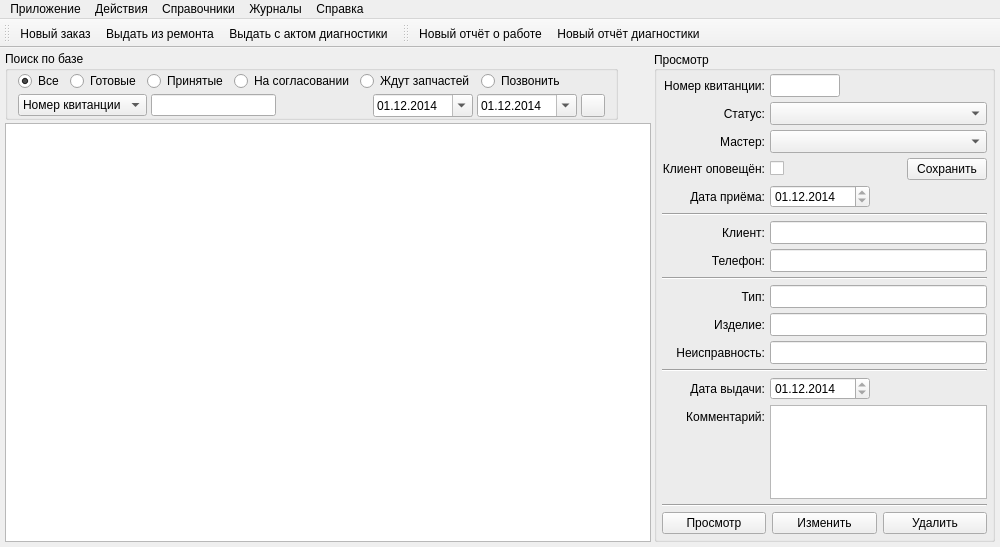
First picture: the form in RepairCenter/mainwindow.ui, repository Feo-d-oR/YARC, before the edit.
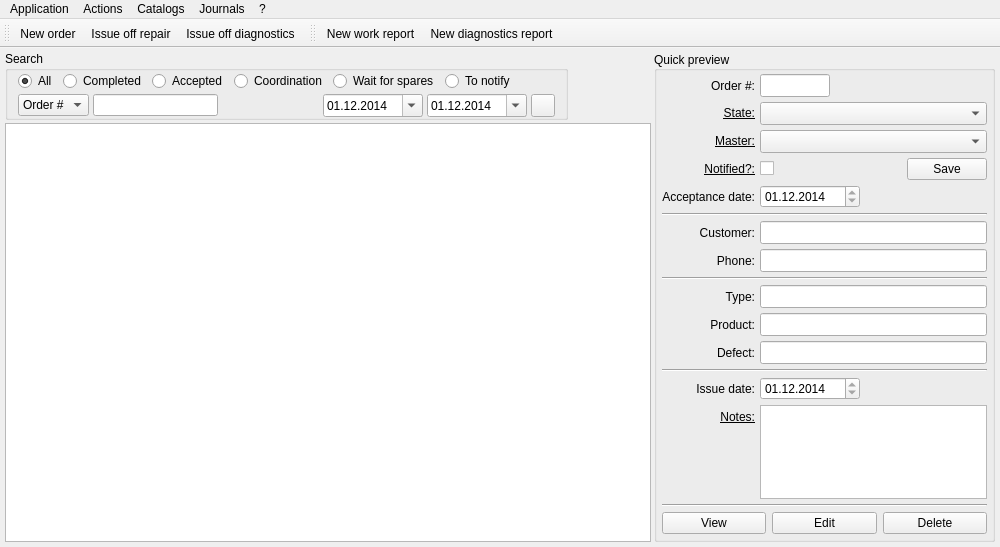
Second picture: the form after the edit. Icons and pictures are not drawn.

Diff of the .ui file:
```diff
--- a/RepairCenter/mainwindow.ui
+++ b/RepairCenter/mainwindow.ui
@@ -78,7 +78,7 @@
     <item row="0" column="0" alignment="Qt::AlignLeft">
      <widget class="QGroupBox" name="gbfilters">
       <property name="title">
-       <string>Поиск по базе</string>
+       <string>Search</string>
       </property>
       <property name="flat">
        <bool>false</bool>
@@ -134,7 +134,7 @@
             </size>
            </property>
            <property name="text">
-            <string>Все</string>
+            <string>All</string>
            </property>
            <property name="checked">
             <bool>true</bool>
@@ -156,7 +156,7 @@
             </size>
            </property>
            <property name="text">
-            <string>Готовые</string>
+            <string>Completed</string>
            </property>
           </widget>
          </item>
@@ -175,7 +175,7 @@
             </size>
            </property>
            <property name="text">
-            <string>Принятые</string>
+            <string>Accepted</string>
            </property>
           </widget>
          </item>
@@ -194,7 +194,7 @@
             </size>
            </property>
            <property name="text">
-            <string>На согласовании</string>
+            <string>Coordination</string>
            </property>
           </widget>
          </item>
@@ -213,7 +213,7 @@
             </size>
            </property>
            <property name="text">
-            <string>Ждут запчастей</string>
+            <string>Wait for spares</string>
            </property>
           </widget>
          </item>
@@ -226,7 +226,7 @@
             </size>
            </property>
            <property name="text">
-            <string>Позвонить</string>
+            <string>To notify</string>
            </property>
           </widget>
          </item>
@@ -272,7 +272,7 @@
            </property>
            <item>
             <property name="text">
-             <string>Номер квитанции</string>
+             <string>Order #</string>
             </property>
            </item>
            <item>
@@ -438,7 +438,7 @@
        </size>
       </property>
       <property name="title">
-       <string>Просмотр</string>
+       <string>Quick preview</string>
       </property>
       <property name="alignment">
        <set>Qt::AlignLeading|Qt::AlignLeft|Qt::AlignVCenter</set>
@@ -477,7 +477,7 @@
           </size>
          </property>
          <property name="text">
-          <string>Номер квитанции:</string>
+          <string>Order #:</string>
          </property>
          <property name="alignment">
           <set>Qt::AlignRight|Qt::AlignTrailing|Qt::AlignVCenter</set>
@@ -493,7 +493,7 @@
           </size>
          </property>
          <property name="text">
-          <string>Статус:</string>
+          <string>&lt;html&gt;&lt;head/&gt;&lt;body&gt;&lt;p&gt;&lt;span style=&quot; text-decoration: underline;&quot;&gt;State:&lt;/span&gt;&lt;/p&gt;&lt;/body&gt;&lt;/html&gt;</string>
          </property>
          <property name="alignment">
           <set>Qt::AlignRight|Qt::AlignTrailing|Qt::AlignVCenter</set>
@@ -540,7 +540,7 @@
           </size>
          </property>
          <property name="text">
-          <string>Мастер:</string>
+          <string>&lt;html&gt;&lt;head/&gt;&lt;body&gt;&lt;p&gt;&lt;span style=&quot; text-decoration: underline;&quot;&gt;Master:&lt;/span&gt;&lt;/p&gt;&lt;/body&gt;&lt;/html&gt;</string>
          </property>
          <property name="alignment">
           <set>Qt::AlignRight|Qt::AlignTrailing|Qt::AlignVCenter</set>
@@ -575,7 +575,7 @@
           </size>
          </property>
          <property name="text">
-          <string>Клиент оповещён:</string>
+          <string>&lt;html&gt;&lt;head/&gt;&lt;body&gt;&lt;p&gt;&lt;span style=&quot; text-decoration: underline;&quot;&gt;Notified?:&lt;/span&gt;&lt;/p&gt;&lt;/body&gt;&lt;/html&gt;</string>
          </property>
          <property name="alignment">
           <set>Qt::AlignRight|Qt::AlignTrailing|Qt::AlignVCenter</set>
@@ -591,7 +591,7 @@
           </size>
          </property>
          <property name="text">
-          <string>Дата приёма:</string>
+          <string>Acceptance date:</string>
          </property>
          <property name="alignment">
           <set>Qt::AlignRight|Qt::AlignTrailing|Qt::AlignVCenter</set>
@@ -659,7 +659,7 @@
           </size>
          </property>
          <property name="text">
-          <string>Клиент:</string>
+          <string>Customer:</string>
          </property>
          <property name="alignment">
           <set>Qt::AlignRight|Qt::AlignTrailing|Qt::AlignVCenter</set>
@@ -691,7 +691,7 @@
           </size>
          </property>
          <property name="text">
-          <string>Телефон:</string>
+          <string>Phone:</string>
          </property>
          <property name="alignment">
           <set>Qt::AlignRight|Qt::AlignTrailing|Qt::AlignVCenter</set>
@@ -730,7 +730,7 @@
           </size>
          </property>
          <property name="text">
-          <string>Тип:</string>
+          <string>Type:</string>
          </property>
          <property name="alignment">
           <set>Qt::AlignRight|Qt::AlignTrailing|Qt::AlignVCenter</set>
@@ -765,7 +765,7 @@
           </size>
          </property>
          <property name="text">
-          <string>Изделие:</string>
+          <string>Product:</string>
          </property>
          <property name="alignment">
           <set>Qt::AlignRight|Qt::AlignTrailing|Qt::AlignVCenter</set>
@@ -800,7 +800,7 @@
           </size>
          </property>
          <property name="text">
-          <string>Неисправность:</string>
+          <string>Defect:</string>
          </property>
          <property name="alignment">
           <set>Qt::AlignRight|Qt::AlignTrailing|Qt::AlignVCenter</set>
@@ -848,7 +848,7 @@
           </size>
          </property>
          <property name="text">
-          <string>Дата выдачи:</string>
+          <string>Issue date:</string>
          </property>
          <property name="alignment">
           <set>Qt::AlignRight|Qt::AlignTrailing|Qt::AlignVCenter</set>
@@ -909,7 +909,7 @@
           </size>
          </property>
          <property name="text">
-          <string>Комментарий:</string>
+          <string>&lt;html&gt;&lt;head/&gt;&lt;body&gt;&lt;p&gt;&lt;span style=&quot; text-decoration: underline;&quot;&gt;Notes:&lt;/span&gt;&lt;/p&gt;&lt;/body&gt;&lt;/html&gt;</string>
          </property>
          <property name="alignment">
           <set>Qt::AlignRight|Qt::AlignTrailing|Qt::AlignVCenter</set>
@@ -950,7 +950,7 @@
          <item>
           <widget class="QPushButton" name="bView">
            <property name="text">
-            <string>Просмотр</string>
+            <string>View</string>
            </property>
            <property name="icon">
             <iconset resource="Icons.qrc">
@@ -961,7 +961,7 @@
          <item>
           <widget class="QPushButton" name="bEdit">
            <property name="text">
-            <string>Изменить</string>
+            <string>Edit</string>
            </property>
            <property name="icon">
             <iconset resource="Icons.qrc">
@@ -972,7 +972,7 @@
          <item>
           <widget class="QPushButton" name="bDelete">
            <property name="text">
-            <string>Удалить</string>
+            <string>Delete</string>
            </property>
            <property name="icon">
             <iconset>
@@ -1011,7 +1011,7 @@
          <item>
           <widget class="QPushButton" name="bSubmit">
            <property name="text">
-            <string>Сохранить</string>
+            <string>Save</string>
            </property>
            <property name="icon">
             <iconset>
@@ -1088,7 +1088,7 @@
    </property>
    <widget class="QMenu" name="app">
     <property name="title">
-     <string>Приложение</string>
+     <string>Application</string>
     </property>
     <addaction name="mInit"/>
     <addaction name="separator"/>
@@ -1098,7 +1098,7 @@
    </widget>
    <widget class="QMenu" name="actions">
     <property name="title">
-     <string>Действия</string>
+     <string>Actions</string>
     </property>
     <addaction name="mNewOrder"/>
     <addaction name="mGiveOrder"/>
@@ -1112,7 +1112,7 @@
    </widget>
    <widget class="QMenu" name="help">
     <property name="title">
-     <string>Справка</string>
+     <string>?</string>
     </property>
     <addaction name="separator"/>
     <addaction name="mHelp"/>
@@ -1121,7 +1121,7 @@
    </widget>
    <widget class="QMenu" name="catalogs">
     <property name="title">
-     <string>Справочники</string>
+     <string>Catalogs</string>
     </property>
     <addaction name="mCustomers"/>
     <addaction name="mEmployees"/>
@@ -1133,7 +1133,7 @@
    </widget>
    <widget class="QMenu" name="journals">
     <property name="title">
-     <string>Журналы</string>
+     <string>Journals</string>
     </property>
     <addaction name="mJrnWorkReports"/>
     <addaction name="mJrnDiagReports"/>
@@ -1197,7 +1197,7 @@
     </iconset>
    </property>
    <property name="text">
-    <string>Новый заказ</string>
+    <string>New order</string>
    </property>
    <property name="shortcut">
     <string>Ctrl+N</string>
@@ -1324,7 +1324,7 @@
      <normaloff>:/icons/icons/report_hammer_add.png</normaloff>:/icons/icons/report_hammer_add.png</iconset>
    </property>
    <property name="text">
-    <string>Новый отчёт о работе</string>
+    <string>New work report</string>
    </property>
    <property name="shortcut">
     <string>Shift+W</string>
@@ -1339,7 +1339,7 @@
      <normaloff>:/icons/icons/report_magnify_add.png</normaloff>:/icons/icons/report_magnify_add.png</iconset>
    </property>
    <property name="text">
-    <string>Новый отчёт диагностики</string>
+    <string>New diagnostics report</string>
    </property>
    <property name="shortcut">
     <string>Shift+D</string>
@@ -1351,7 +1351,7 @@
      <normaloff>:/icons/icons/page_hammer_go.png</normaloff>:/icons/icons/page_hammer_go.png</iconset>
    </property>
    <property name="text">
-    <string>Выдать из ремонта</string>
+    <string>Issue off repair</string>
    </property>
    <property name="shortcut">
     <string>Ctrl+G</string>
@@ -1363,7 +1363,7 @@
      <normaloff>:/icons/icons/page_magnify_go.png</normaloff>:/icons/icons/page_magnify_go.png</iconset>
    </property>
    <property name="text">
-    <string>Выдать с актом диагностики</string>
+    <string>Issue off diagnostics</string>
    </property>
    <property name="shortcut">
     <string>Ctrl+D</string>
```
Left out of the diff: 37 changed lines with no effect on the pictures.
